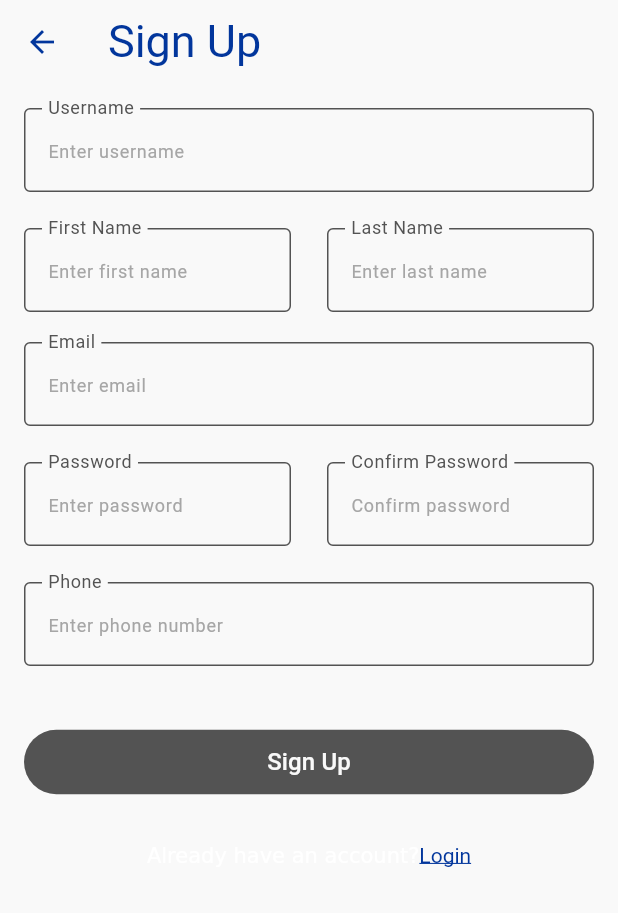
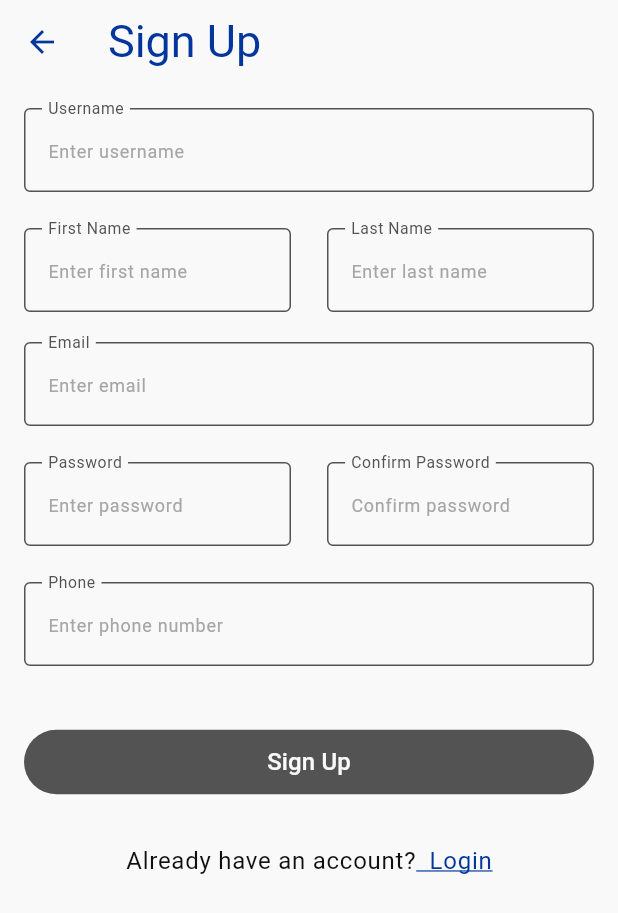
Before and after one commit to Aya921/online_exam_app, a Flutter app: the screen it shows after launch, after a tap on "Login", after a tap on "Sign up", on a phone screen of 412 x 824 dp. Shown: the top 913 px of the screen. Run offline on Flutter 3.47's test engine with Material 3 defaults, Android fonts, the phone set to English and light mode, and no system bars; our stand-ins replace device_preview, dio, flutter_bloc, flutter_secure_storage, get_it, injectable and 3 more; generated files the repository leaves out were written again.

Commit message:
feat: Refactor validation logic and enhance signup/login UI components

```diff
--- a/lib/core/constant/validator_constants/signup_validator_constants.dart
+++ b/lib/core/constant/validator_constants/signup_validator_constants.dart
@@ -1,9 +1,10 @@
-class SignupValidatorConstants {
-
-  static const String emailRegex =r'^[\w-\.]+@([\w-]+\.)+[\w-]{2,4}$';
+class ValidatorConstants {
+  static const String emailRegex = r'^[\w-\.]+@([\w-]+\.)+[\w-]{2,4}$';
 
   static const String passwordRegex =
-     r'^(?=.*?[A-Z])(?=.*?[a-z])(?=.*?[0-9])(?=.*?[#?!@$%^&*-]).{8,}$';
+      r'^(?=.*?[A-Z])(?=.*?[a-z])(?=.*?[0-9])(?=.*?[#?!@$%^&*-]).{8,}$';
   static const String nameRegex = r'^[a-zA-Z]+$';
 
+  static const String lognEmailRegex = r'^[^@]+@[^@]+\.[^@]+$';
+  static const String phoneRegex = r'^01[0125][0-9]{8}$';
 }
--- a/lib/core/theme/app_theme.dart
+++ b/lib/core/theme/app_theme.dart
@@ -9,7 +9,12 @@ abstract class AppThem {
         floatingLabelBehavior: FloatingLabelBehavior.always,
         hintStyle: const TextStyle(fontSize: 12,color: AppColors.lightGray),
 
-        labelStyle: const TextStyle(color: AppColors.gray),
+        labelStyle: const TextTheme(
+          bodyMedium: TextStyle(
+            color: AppColors.gray,
+            fontSize: 14,
+          ),
+        ).bodyMedium,
         enabledBorder: OutlineInputBorder(
           borderRadius: BorderRadius.circular(4),
           borderSide: const BorderSide(color: AppColors.gray),
--- a/lib/features/auth/api/source/auth_remote_data_imp.dart
+++ b/lib/features/auth/api/source/auth_remote_data_imp.dart
@@ -3,7 +3,7 @@ import 'package:exam_app/confing/api_result/api_result.dart';
 import 'package:exam_app/core/services/token_service.dart';
 import 'package:exam_app/core/constant/endPoints_constants/endpoints.dart';
 
-import 'package:exam_app/core/services/token_service.dart';
+
 import 'package:exam_app/features/auth/api/client/api_servises.dart';
 import 'package:exam_app/features/auth/api/model/signin_req.dart';
 import 'package:exam_app/features/auth/api/model/signin_req_params.dart';
--- a/lib/features/auth/presentation/validator/login_validators.dart
+++ b/lib/features/auth/presentation/validator/login_validators.dart
@@ -1 +1,23 @@
-class LoginValidators {}
+import 'package:exam_app/core/constant/validator_constants/signup_validator_constants.dart';
+import 'package:exam_app/core/l10n/translations/app_localizations.dart';
+
+
+class LoginValidators {
+  final AppLocalizations _appLocalizations;
+  LoginValidators({required AppLocalizations appLocalization})
+    : _appLocalizations = appLocalization;
+
+  String? loginPasswordValidatiion(String? value) {
+    if (value!.length < 6) {
+      return _appLocalizations.passwordMinLengthError;
+    }
+    return null;
+  }
+
+  String? loginEmailValidatiion(String? value) {
+    if (!RegExp(ValidatorConstants.lognEmailRegex).hasMatch(value!)) {
+      return _appLocalizations.pleaseEnterValidEmail;
+    }
+    return null;
+  }
+}
--- a/lib/features/auth/presentation/validator/signup_validators.dart
+++ b/lib/features/auth/presentation/validator/signup_validators.dart
@@ -1,14 +1,11 @@
-
 import 'package:exam_app/core/constant/validator_constants/signup_validator_constants.dart';
 import 'package:exam_app/core/l10n/translations/app_localizations.dart';
 import 'package:flutter/widgets.dart';
 
 class SignupValidators {
-
   final AppLocalizations _appLocalizations;
-  SignupValidators({required AppLocalizations appLocalization}) : _appLocalizations = appLocalization;
-
-
+  SignupValidators({required AppLocalizations appLocalization})
+    : _appLocalizations = appLocalization;
 
   String? userNameValidatiion(String? value) {
     if (value!.length < 3) {
@@ -18,33 +15,31 @@ class SignupValidators {
   }
 
   String? firstNameValidatiion(String? value) {
-    final firstnameRegex=RegExp(SignupValidatorConstants.nameRegex);
+    final firstnameRegex = RegExp(ValidatorConstants.nameRegex);
     if (value!.length < 3) {
       return _appLocalizations.tooShort;
     }
-    if(!firstnameRegex.hasMatch(value)){
+    if (!firstnameRegex.hasMatch(value)) {
       return _appLocalizations.emptyFirstNameError;
-
     }
 
     return null;
   }
 
   String? lastNameValidatiion(String? value) {
-    final lastnameRegex=RegExp(SignupValidatorConstants.nameRegex);
+    final lastnameRegex = RegExp(ValidatorConstants.nameRegex);
     if (value!.length < 3) {
       return _appLocalizations.tooShort;
     }
-    if(!lastnameRegex.hasMatch(value)){
+    if (!lastnameRegex.hasMatch(value)) {
       return _appLocalizations.emptyLastNameError;
-
     }
 
     return null;
   }
 
   String? emailValidatiion(String? value) {
-    final emailRegex = RegExp(SignupValidatorConstants.emailRegex);
+    final emailRegex = RegExp(ValidatorConstants.emailRegex);
     if (!emailRegex.hasMatch(value!)) {
       return _appLocalizations.emptyEmailError;
     }
@@ -52,12 +47,8 @@ class SignupValidators {
     return null;
   }
 
-
-
   String? passwprdValidatiion(String? value) {
-    final passwordRegex = RegExp(
-     SignupValidatorConstants.passwordRegex,
-    );
+    final passwordRegex = RegExp(ValidatorConstants.passwordRegex);
 
     if (!passwordRegex.hasMatch(value!)) {
       return _appLocalizations.invalidPassword;
@@ -76,11 +67,10 @@ class SignupValidators {
   }
 
   String? phoneValidation(String? value) {
-    final phoneRegex = RegExp(r'^01[0125][0-9]{8}$');
+    final phoneRegex = RegExp(ValidatorConstants.phoneRegex);
     if (!phoneRegex.hasMatch(value!)) {
       return _appLocalizations.invalidPhoneNumber;
     }
     return null;
   }
-
 }
--- a/lib/features/auth/presentation/views/screen/signup_page.dart
+++ b/lib/features/auth/presentation/views/screen/signup_page.dart
@@ -2,6 +2,8 @@
 
 import 'package:exam_app/core/route/app_routes.dart';
 import 'package:exam_app/features/auth/presentation/view_model/signup_view_model/signup_events.dart';
+import 'package:exam_app/features/auth/presentation/views/widgets/login_footer.dart';
+import 'package:exam_app/features/auth/presentation/views/widgets/register_button.dart';
 import 'package:flutter/material.dart';
 import 'package:flutter/gestures.dart';
 import 'package:flutter_bloc/flutter_bloc.dart';
@@ -39,6 +41,7 @@ class _SignUpPageState extends State<SignUpPage> {
     super.initState();
     signupViewModel = getIt.get<SignupViewModel>();
   }
+
   @override
   void dispose() {
     _usernameController.dispose();
@@ -51,7 +54,7 @@ class _SignUpPageState extends State<SignUpPage> {
     super.dispose();
   }
 
-  void _submit() {
+  UserModel makeUserModel() {
     final user = UserModel(
       username: _usernameController.text,
       firstName: _firstNameController.text,
@@ -61,7 +64,7 @@ class _SignUpPageState extends State<SignUpPage> {
       password: _passwordController.text,
       repassword: _rePasswordController.text,
     );
-    signupViewModel.add(SignUpUserEvent(user));
+    return user;
   }
 
   @override
@@ -97,7 +100,6 @@ class _SignUpPageState extends State<SignUpPage> {
                 state.userModel = null;
                 // Navigator.of(context).pushNamed(AppRoutes.home);
               } else if (state.isValid != null) {
-
                 setState(() {
                   active = state.isValid!;
                 });
@@ -141,8 +143,8 @@ class _SignUpPageState extends State<SignUpPage> {
                           label: t.lastNameLabel,
                           hint: t.lastNameHint,
                           formFieldValidator: SignupValidators(
-                            appLocalization: t,
-                          ).lastNameValidatiion,
+           appLocalization: t,
+            ).lastNameValidatiion,
                           emptyFiledErrorMessage: t.emptyLastNameError,
                           onChanged: () =>
                               signupViewModel.add(ValidateSignupEvent()),
@@ -211,60 +213,37 @@ class _SignUpPageState extends State<SignUpPage> {
                   Row(
                     children: [
                       Expanded(
-                        child: ElevatedButton(
-                          style: ButtonStyle(
-                            elevation: WidgetStateProperty.all(active ? 10 : 0),
-                            overlayColor: WidgetStateProperty.all(
-                              Colors.transparent,
-                            ),
-                            backgroundColor: WidgetStateProperty.all(
-                              active ? AppColors.blue : AppColors.gray,
-                            ),
-                            mouseCursor: WidgetStateProperty.all(
-                              active
-                                  ? SystemMouseCursors.click
-                                  : SystemMouseCursors.basic,
-                            ),
-                          ),
-                          onPressed: () {
-                            if (active) _submit();
-                          },
-                          child: Padding(
-                            padding: const EdgeInsets.symmetric(
-                              horizontal: 24,
-                              vertical: 10,
-                            ),
-                            child: Text(
-                              t.signupButtonText,
-                              style: const TextStyle(
-                                color: AppColors.white,
-                                fontSize: 16,
-                              ),
-                            ),
-                          ),
-                        ),
+                        child: RegisterButton(active: active, t: t,signupViewModel: signupViewModel, userModel: makeUserModel()),
                       ),
                     ],
                   ),
                   const SizedBox(height: 30),
-                  RichText(
-                    text: TextSpan(
-                      text: t.alreadyHaveAccount,
-                      children: [
-                        TextSpan(
-                          text: t.login,
-                          style: const TextStyle(
-                            color: AppColors.blue,
-                            decoration: TextDecoration.underline,
-                          ),
-                          recognizer: TapGestureRecognizer()
-                            ..onTap = () {
-                              Navigator.of(context).pushNamed(AppRoutes.login);
-                            },
-                        ),
-                      ],
-                    ),
-                  ),
+
+                  LoginFooter(
+                onpress: () {
+                  Navigator.pushNamed(context, AppRoutes.login);
+                },
+                donotHaveAccountText: AppLocalizations.of(context)!.alreadyHaveAccount,
+                signupText: AppLocalizations.of(context)!.login,
+              ),
+                  // RichText(
+                  //   text: TextSpan(
+                  //     text: t.alreadyHaveAccount,
+                  //     children: [
+                  //       TextSpan(
+                  //         text: t.login,
+                  //         style: const TextStyle(
+                  //           color: AppColors.blue,
+                  //           decoration: TextDecoration.underline,
+                  //         ),
+                  //         recognizer: TapGestureRecognizer()
+                  //           ..onTap = () {
+                  //             Navigator.of(context).pushNamed(AppRoutes.login);
+                  //           },
+                  //       ),
+                  //     ],
+                  //   ),
+                  // ),
                 ],
               ),
             ),
--- a/lib/features/auth/presentation/views/widgets/custom_form_field_button.dart
+++ b/lib/features/auth/presentation/views/widgets/custom_form_field_button.dart
@@ -5,7 +5,7 @@ class CustomTextFormField extends StatelessWidget {
   final TextEditingController controller;
   final String label;
   final String hint;
-  final VoidCallback onChanged; //--> to make a button is not able to be clickabel until all fields is validate correctly
+  final VoidCallback? onChanged; //--> to make a button is not able to be clickabel until all fields is validate correctly
   final String
   emptyFiledErrorMessage; // when empty field ---->  what message you want to show
   final String? Function(String?)? formFieldValidator;
@@ -24,7 +24,7 @@ class CustomTextFormField extends StatelessWidget {
     this.passwordCompareValue,
     this.obsecureTxt,
     this.confirmPasswordFunction,
-    required this.onChanged,
+     this.onChanged,
   });
 
   @override
@@ -33,7 +33,9 @@ class CustomTextFormField extends StatelessWidget {
       controller: controller,
       obscureText: obsecureTxt ?? false,
       onChanged: (_) {
-        onChanged();
+        if(onChanged!=null){
+          onChanged!();
+        }
       },
 
       decoration: InputDecoration(labelText: label, hintText: hint),
--- a/lib/features/auth/presentation/views/widgets/login_footer.dart
+++ b/lib/features/auth/presentation/views/widgets/login_footer.dart
@@ -1,10 +1,16 @@
-import 'package:exam_app/core/l10n/translations/app_localizations.dart';
-import 'package:exam_app/core/route/app_routes.dart';
+
 import 'package:flutter/material.dart';
 import 'package:exam_app/core/theme/app_colors.dart';
 
 class LoginFooter extends StatelessWidget {
-  const LoginFooter({super.key});
+  final VoidCallback onpress;
+
+  final String? haveAccountText;
+  final String? donotHaveAccountText;
+  final String? signupText;
+  final String? loginText;
+
+  const LoginFooter({super.key,required this.onpress, this.haveAccountText, this.donotHaveAccountText,this.signupText, this.loginText});
 
   @override
   Widget build(BuildContext context) {
@@ -13,16 +19,25 @@ class LoginFooter extends StatelessWidget {
     return Row(
       mainAxisAlignment: MainAxisAlignment.center,
       children: [
-        Text(AppLocalizations.of(context)!.dontHaveAccount, style: textTheme.bodyLarge),
-        GestureDetector(
-          onTap: () {
-            Navigator.pushNamed(context, AppRoutes.signup);
-          },
-          child: Text(
-            ' ${AppLocalizations.of(context)!.signUp}',
-            style: textTheme.bodyLarge?.copyWith(
-              color: AppColors.blue,
-              decoration: TextDecoration.underline,
+        Text(
+          haveAccountText ??donotHaveAccountText??'',
+          style: textTheme.bodyLarge?.copyWith(
+            color: AppColors.black,
+          ),
+
+
+        ),
+        MouseRegion(
+          cursor: SystemMouseCursors.click,
+          child: GestureDetector(
+
+            onTap: onpress,
+            child: Text(
+            "  ${ signupText??loginText??''}",
+              style: textTheme.bodyLarge?.copyWith(
+                color: AppColors.blue,
+                decoration: TextDecoration.underline,
+              ),
             ),
           ),
         ),
--- a/lib/features/auth/presentation/views/widgets/login_form.dart
+++ b/lib/features/auth/presentation/views/widgets/login_form.dart
@@ -1,7 +1,8 @@
-
 import 'package:exam_app/core/l10n/translations/app_localizations.dart';
 import 'package:exam_app/core/route/app_routes.dart';
+import 'package:exam_app/features/auth/presentation/validator/login_validators.dart';
 import 'package:exam_app/features/auth/presentation/view_model/signin_cubit/signin_cubit.dart';
+import 'package:exam_app/features/auth/presentation/views/widgets/custom_form_field_button.dart';
 import 'package:flutter/material.dart';
 import 'package:exam_app/core/theme/app_colors.dart';
 import 'package:exam_app/features/auth/api/model/signin_req_params.dart';
@@ -43,17 +44,18 @@ class _LoginFormState extends State<LoginForm> {
   @override
   Widget build(BuildContext context) {
     final textTheme = Theme.of(context).textTheme;
+     final t = AppLocalizations.of(context)!;
     return BlocConsumer<SigninCubit, SigninState>(
       listener: (context, state) {
-        if(state is SigninLoading){
-          isLoading = true;}
+        if (state is SigninLoading) {
+          isLoading = true;
+        }
         if (state is SigninSuccess) {
           ScaffoldMessenger.of(context).showSnackBar(
-
             const SnackBar(
               backgroundColor: AppColors.green,
               content: Text('Login successful'),
-            )
+            ),
           );
           isLoading = false;
         }
@@ -73,53 +75,34 @@ class _LoginFormState extends State<LoginForm> {
           child: ListView(
             children: [
               const SizedBox(height: 5),
-              TextFormField(
+
+
+               CustomTextFormField(
                 controller: _emailController,
-                keyboardType: TextInputType.emailAddress,
-                decoration: InputDecoration(
-                  floatingLabelBehavior: FloatingLabelBehavior.always,
-                  labelStyle: textTheme.bodyMedium,
-                  labelText: AppLocalizations.of(context)!.email,
-                  hintText: AppLocalizations.of(context)!.enterYourEmail,
-                  hintStyle: textTheme.bodyMedium?.copyWith(
-                    color: AppColors.gray,
-                  ),
-                  border: const OutlineInputBorder(),
-                ),
-                validator: (value) {
-                  if (value == null || value.isEmpty) {
-                    return AppLocalizations.of(context)!.pleaseEnterYourEmail;
-                  }
-                  if (!RegExp(r'^[^@]+@[^@]+\.[^@]+').hasMatch(value)) {
-                    return AppLocalizations.of(context)!.pleaseEnterValidEmail;
-                  }
-                  return null;
-                },
-              ),
+                label:  AppLocalizations.of(context)!.email,
+                hint:  AppLocalizations.of(context)!.enterYourEmail,
+                emptyFiledErrorMessage: AppLocalizations.of(context)!.pleaseEnterYourEmail,
+
+                formFieldValidator: LoginValidators(appLocalization: t).loginEmailValidatiion,),
+
+
+
+
+
+
+
+
               const SizedBox(height: 24),
-              TextFormField(
+              CustomTextFormField(
                 controller: _passwordController,
-                obscureText: true,
-                decoration: InputDecoration(
-                  floatingLabelBehavior: FloatingLabelBehavior.always,
-                  labelStyle: textTheme.bodyMedium,
-                  labelText: AppLocalizations.of(context)!.password,
-                  hintText: AppLocalizations.of(context)!.enterYourPassword,
-                  hintStyle: textTheme.bodyMedium?.copyWith(
-                    color: AppColors.gray,
-                  ),
-                  border: const OutlineInputBorder(),
-                ),
-                validator: (value) {
-                  if (value == null || value.isEmpty) {
-                    return  AppLocalizations.of(context)!.enterYourPassword;
-                  }
-                  if (value.length < 6) {
-                    return AppLocalizations.of(context)!.passwordMinLengthError;
-                  }
-                  return null;
-                },
-              ),
+                label:  AppLocalizations.of(context)!.password,
+                hint:  AppLocalizations.of(context)!.enterYourPassword,
+                emptyFiledErrorMessage: AppLocalizations.of(context)!.enterYourPassword,
+                obsecureTxt: true,
+                formFieldValidator: LoginValidators(appLocalization: t).loginPasswordValidatiion,),
+
+
+
               const SizedBox(height: 10),
               Row(
                 children: [
@@ -129,12 +112,14 @@ class _LoginFormState extends State<LoginForm> {
                     value: _rememberMe,
                     onChanged: (val) => setState(() => _rememberMe = val!),
                   ),
-                  Text(AppLocalizations.of(context)!.rememberMe, style: textTheme.bodyMedium),
+                  Text(
+                    AppLocalizations.of(context)!.rememberMe,
+                    style: textTheme.bodyMedium,
+                  ),
                   const Spacer(),
                   TextButton(
                     onPressed: () {
                       Navigator.pushNamed(context, AppRoutes.forgetPassword);
-
                     },
                     child: Text(
                       AppLocalizations.of(context)!.forgetPassword,
@@ -149,14 +134,18 @@ class _LoginFormState extends State<LoginForm> {
                 child: FilledButton(
                   onPressed: _submit,
                   child: isLoading
-                      ? const CircularProgressIndicator(
-                        color: AppColors.white,
-                      )
-                    :  Text(AppLocalizations.of(context)!.login),
+                      ? const CircularProgressIndicator(color: AppColors.white)
+                      : Text(AppLocalizations.of(context)!.login),
                 ),
               ),
               const SizedBox(height: 16),
-              const LoginFooter(),
+               LoginFooter(
+                onpress: () {
+                  Navigator.pushNamed(context, AppRoutes.signup);
+                },
+                donotHaveAccountText: AppLocalizations.of(context)!.dontHaveAccount,
+                signupText: AppLocalizations.of(context)!.signUp,
+              ),
             ],
           ),
         );
--- /dev/null
+++ b/lib/features/auth/presentation/views/widgets/register_button.dart
@@ -0,0 +1,52 @@
+import 'package:exam_app/core/l10n/translations/app_localizations.dart';
+import 'package:exam_app/core/theme/app_colors.dart';
+import 'package:exam_app/features/auth/domin/entities/user_entity.dart';
+import 'package:exam_app/features/auth/presentation/view_model/signup_view_model/signup_events.dart';
+import 'package:exam_app/features/auth/presentation/view_model/signup_view_model/signup_view_model.dart';
+import 'package:flutter/material.dart';
+
+class RegisterButton extends StatelessWidget {
+  const RegisterButton({
+    super.key,
+    required this.active,
+    required this.t,
+    this.signupViewModel,
+    this.userModel,
+  });
+
+  final bool active;
+  final AppLocalizations t;
+  final SignupViewModel? signupViewModel;
+  final UserModel? userModel;
+
+  @override
+  Widget build(BuildContext context) {
+    return ElevatedButton(
+      style: ButtonStyle(
+        elevation: WidgetStateProperty.all(active ? 10 : 0),
+        overlayColor: WidgetStateProperty.all(Colors.transparent),
+        backgroundColor: WidgetStateProperty.all(
+          active ? AppColors.blue : AppColors.gray,
+        ),
+        mouseCursor: WidgetStateProperty.all(
+          active ? SystemMouseCursors.click : SystemMouseCursors.basic,
+        ),
+      ),
+      onPressed: () {
+        if (active) {
+          if (signupViewModel != null && userModel != null) {
+            signupViewModel!.add(SignUpUserEvent(userModel!));
+          }
+        }
+      },
+
+      child: Padding(
+        padding: const EdgeInsets.symmetric(horizontal: 24, vertical: 10),
+        child: Text(
+          t.signupButtonText,
+          style: const TextStyle(color: AppColors.white, fontSize: 16),
+        ),
+      ),
+    );
+  }
+}
```
Lines whose indentation alone changed are shown as unchanged.
